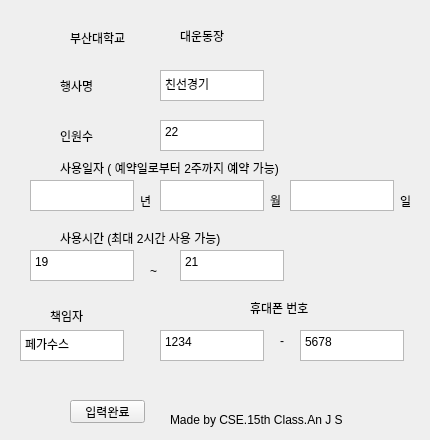
201524495/login_test, file ui/register_form.ui: the form before one commit.
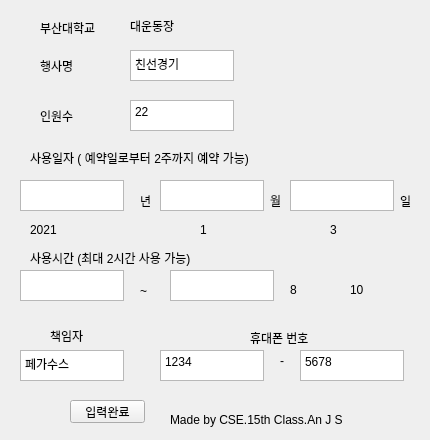
The form after the commit.

```diff
--- a/ui/register_form.ui
+++ b/ui/register_form.ui
@@ -37,8 +37,8 @@
   <widget class="QTextEdit" name="game_name">
    <property name="geometry">
     <rect>
-     <x>160</x>
-     <y>70</y>
+     <x>130</x>
+     <y>50</y>
      <width>104</width>
      <height>31</height>
     </rect>
@@ -96,8 +96,8 @@
   <widget class="QTextEdit" name="game_numbers">
    <property name="geometry">
     <rect>
-     <x>160</x>
-     <y>120</y>
+     <x>130</x>
+     <y>100</y>
      <width>104</width>
      <height>31</height>
     </rect>
@@ -116,7 +116,7 @@
   <widget class="QTextEdit" name="game_year">
    <property name="geometry">
     <rect>
-     <x>30</x>
+     <x>20</x>
      <y>180</y>
      <width>104</width>
      <height>31</height>
@@ -170,8 +170,8 @@
   <widget class="QTextEdit" name="game_start">
    <property name="geometry">
     <rect>
-     <x>30</x>
-     <y>250</y>
+     <x>20</x>
+     <y>270</y>
      <width>104</width>
      <height>31</height>
     </rect>
@@ -187,14 +187,14 @@
 &lt;html&gt;&lt;head&gt;&lt;meta name=&quot;qrichtext&quot; content=&quot;1&quot; /&gt;&lt;style type=&quot;text/css&quot;&gt;
 p, li { white-space: pre-wrap; }
 &lt;/style&gt;&lt;/head&gt;&lt;body style=&quot; font-family:'Gulim'; font-size:9pt; font-weight:400; font-style:normal;&quot;&gt;
-&lt;p style=&quot; margin-top:0px; margin-bottom:0px; margin-left:0px; margin-right:0px; -qt-block-indent:0; text-indent:0px;&quot;&gt;19&lt;/p&gt;&lt;/body&gt;&lt;/html&gt;</string>
+&lt;p style=&quot;-qt-paragraph-type:empty; margin-top:0px; margin-bottom:0px; margin-left:0px; margin-right:0px; -qt-block-indent:0; text-indent:0px;&quot;&gt;&lt;br /&gt;&lt;/p&gt;&lt;/body&gt;&lt;/html&gt;</string>
    </property>
   </widget>
   <widget class="QTextEdit" name="game_end">
    <property name="geometry">
     <rect>
-     <x>180</x>
-     <y>250</y>
+     <x>170</x>
+     <y>270</y>
      <width>104</width>
      <height>31</height>
     </rect>
@@ -210,14 +210,14 @@
 &lt;html&gt;&lt;head&gt;&lt;meta name=&quot;qrichtext&quot; content=&quot;1&quot; /&gt;&lt;style type=&quot;text/css&quot;&gt;
 p, li { white-space: pre-wrap; }
 &lt;/style&gt;&lt;/head&gt;&lt;body style=&quot; font-family:'Gulim'; font-size:9pt; font-weight:400; font-style:normal;&quot;&gt;
-&lt;p style=&quot; margin-top:0px; margin-bottom:0px; margin-left:0px; margin-right:0px; -qt-block-indent:0; text-indent:0px;&quot;&gt;21&lt;/p&gt;&lt;/body&gt;&lt;/html&gt;</string>
+&lt;p style=&quot;-qt-paragraph-type:empty; margin-top:0px; margin-bottom:0px; margin-left:0px; margin-right:0px; -qt-block-indent:0; text-indent:0px;&quot;&gt;&lt;br /&gt;&lt;/p&gt;&lt;/body&gt;&lt;/html&gt;</string>
    </property>
   </widget>
   <widget class="QTextEdit" name="game_leader">
    <property name="geometry">
     <rect>
      <x>20</x>
-     <y>330</y>
+     <y>350</y>
      <width>104</width>
      <height>31</height>
     </rect>
@@ -237,7 +237,7 @@
    <property name="geometry">
     <rect>
      <x>160</x>
-     <y>330</y>
+     <y>350</y>
      <width>104</width>
      <height>31</height>
     </rect>
@@ -260,7 +260,7 @@
    <property name="geometry">
     <rect>
      <x>300</x>
-     <y>330</y>
+     <y>350</y>
      <width>104</width>
      <height>31</height>
     </rect>
@@ -283,7 +283,7 @@
    <property name="geometry">
     <rect>
      <x>50</x>
-     <y>310</y>
+     <y>330</y>
      <width>56</width>
      <height>12</height>
     </rect>
@@ -296,7 +296,7 @@
    <property name="geometry">
     <rect>
      <x>250</x>
-     <y>300</y>
+     <y>330</y>
      <width>81</width>
      <height>16</height>
     </rect>
@@ -309,7 +309,7 @@
    <property name="geometry">
     <rect>
      <x>280</x>
-     <y>330</y>
+     <y>350</y>
      <width>16</width>
      <height>21</height>
     </rect>
@@ -321,8 +321,8 @@
   <widget class="QLabel" name="label_4">
    <property name="geometry">
     <rect>
-     <x>150</x>
-     <y>260</y>
+     <x>140</x>
+     <y>280</y>
      <width>16</width>
      <height>21</height>
     </rect>
@@ -334,8 +334,8 @@
   <widget class="QLabel" name="label_5">
    <property name="geometry">
     <rect>
-     <x>60</x>
-     <y>230</y>
+     <x>30</x>
+     <y>250</y>
      <width>221</width>
      <height>16</height>
     </rect>
@@ -347,8 +347,8 @@
   <widget class="QLabel" name="label_6">
    <property name="geometry">
     <rect>
-     <x>60</x>
-     <y>160</y>
+     <x>30</x>
+     <y>150</y>
      <width>291</width>
      <height>16</height>
     </rect>
@@ -399,8 +399,8 @@
   <widget class="QLabel" name="label_10">
    <property name="geometry">
     <rect>
-     <x>60</x>
-     <y>130</y>
+     <x>40</x>
+     <y>110</y>
      <width>56</width>
      <height>12</height>
     </rect>
@@ -412,8 +412,8 @@
   <widget class="QLabel" name="label_11">
    <property name="geometry">
     <rect>
-     <x>60</x>
-     <y>80</y>
+     <x>40</x>
+     <y>60</y>
      <width>56</width>
      <height>12</height>
     </rect>
@@ -425,8 +425,8 @@
   <widget class="QLabel" name="label_12">
    <property name="geometry">
     <rect>
-     <x>70</x>
-     <y>30</y>
+     <x>40</x>
+     <y>20</y>
      <width>71</width>
      <height>16</height>
     </rect>
@@ -438,8 +438,8 @@
   <widget class="QLabel" name="label_13">
    <property name="geometry">
     <rect>
-     <x>180</x>
-     <y>30</y>
+     <x>130</x>
+     <y>20</y>
      <width>56</width>
      <height>12</height>
     </rect>
@@ -474,6 +474,71 @@
     <string>Made by CSE.15th Class.An J S</string>
    </property>
   </widget>
+  <widget class="QLabel" name="label_15">
+   <property name="geometry">
+    <rect>
+     <x>30</x>
+     <y>220</y>
+     <width>41</width>
+     <height>20</height>
+    </rect>
+   </property>
+   <property name="text">
+    <string>2021</string>
+   </property>
+  </widget>
+  <widget class="QLabel" name="label_16">
+   <property name="geometry">
+    <rect>
+     <x>200</x>
+     <y>220</y>
+     <width>41</width>
+     <height>20</height>
+    </rect>
+   </property>
+   <property name="text">
+    <string>1</string>
+   </property>
+  </widget>
+  <widget class="QLabel" name="label_17">
+   <property name="geometry">
+    <rect>
+     <x>330</x>
+     <y>220</y>
+     <width>41</width>
+     <height>20</height>
+    </rect>
+   </property>
+   <property name="text">
+    <string>3</string>
+   </property>
+  </widget>
+  <widget class="QLabel" name="label_18">
+   <property name="geometry">
+    <rect>
+     <x>290</x>
+     <y>280</y>
+     <width>41</width>
+     <height>20</height>
+    </rect>
+   </property>
+   <property name="text">
+    <string>8</string>
+   </property>
+  </widget>
+  <widget class="QLabel" name="label_19">
+   <property name="geometry">
+    <rect>
+     <x>350</x>
+     <y>280</y>
+     <width>41</width>
+     <height>20</height>
+    </rect>
+   </property>
+   <property name="text">
+    <string>10</string>
+   </property>
+  </widget>
  </widget>
  <tabstops>
   <tabstop>game_year</tabstop>
```
